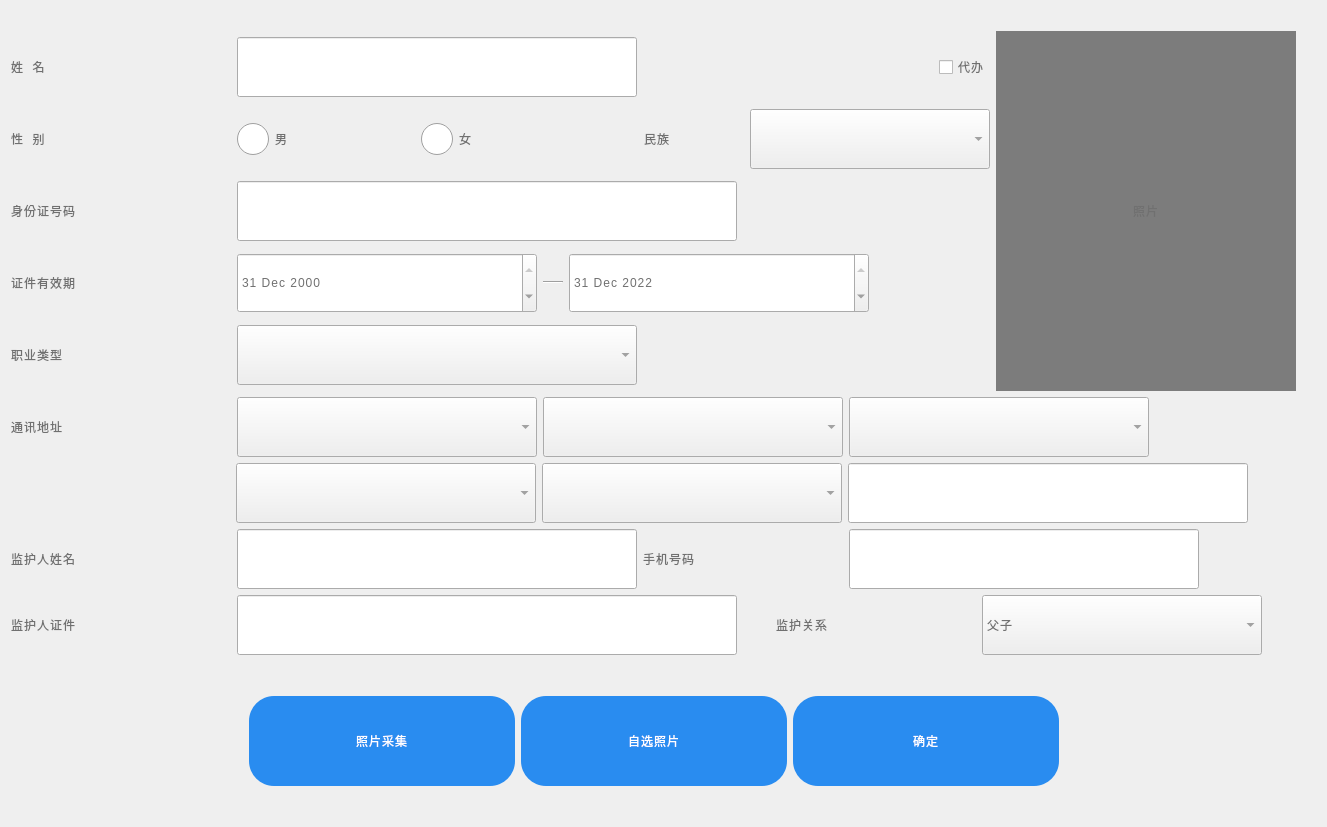
Before: the Qt Designer form SSCard_System/uc_inputidcardinfo.ui in leithergit/SSCard_System, drawn with Qt 5.
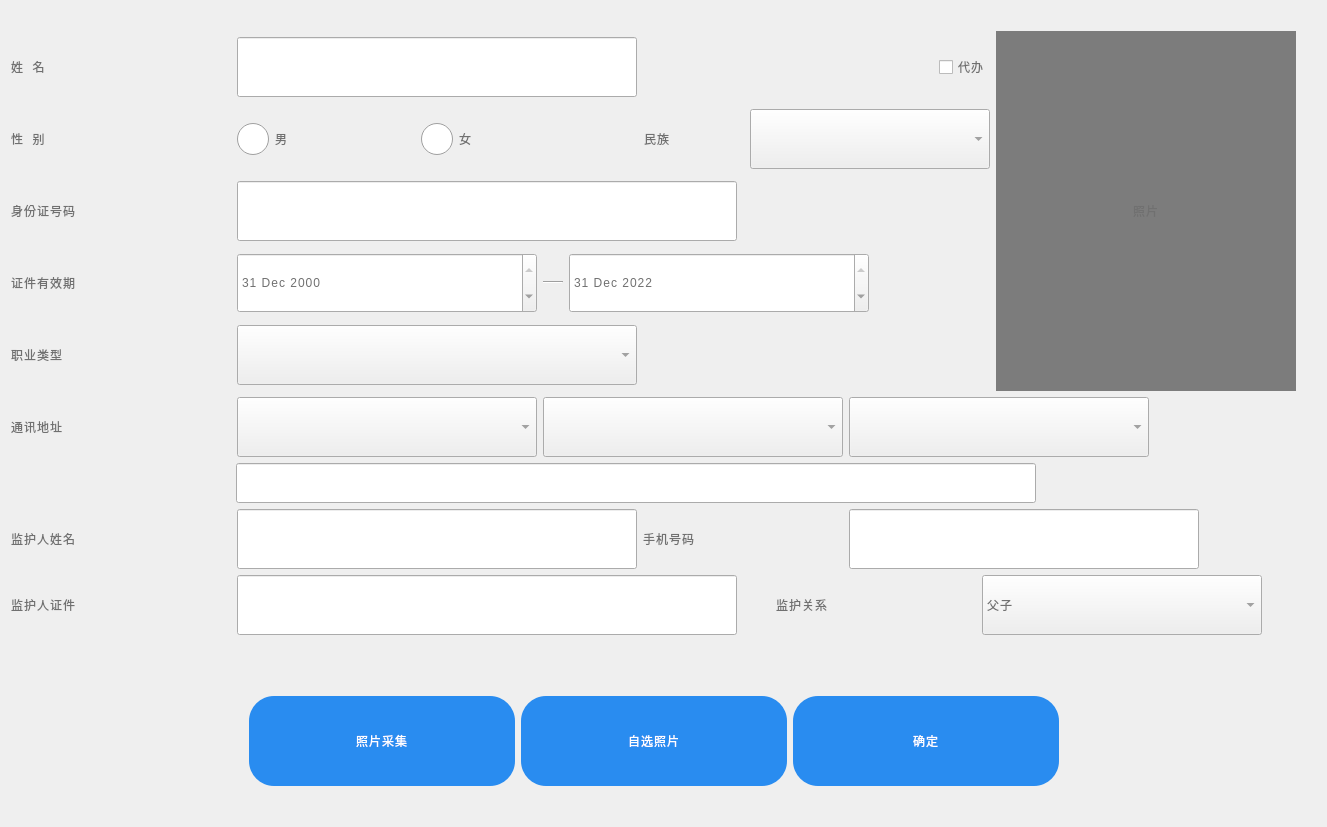
After: the same form once the commit is applied. Icons and pictures are not drawn.

What changed in the file:
```diff
--- a/SSCard_System/uc_inputidcardinfo.ui
+++ b/SSCard_System/uc_inputidcardinfo.ui
@@ -661,55 +661,17 @@
              </property>
             </spacer>
            </item>
-           <item>
-            <widget class="QComboBox" name="comboBox_Town">
-             <property name="minimumSize">
-              <size>
-               <width>300</width>
-               <height>60</height>
-              </size>
-             </property>
-             <property name="maximumSize">
-              <size>
-               <width>300</width>
-               <height>16777215</height>
-              </size>
-             </property>
-             <property name="styleSheet">
-              <string notr="true"/>
-             </property>
-            </widget>
-           </item>
-           <item>
-            <widget class="QComboBox" name="comboBox_Street">
-             <property name="minimumSize">
-              <size>
-               <width>300</width>
-               <height>60</height>
-              </size>
-             </property>
-             <property name="maximumSize">
-              <size>
-               <width>300</width>
-               <height>60</height>
-              </size>
-             </property>
-             <property name="styleSheet">
-              <string notr="true"/>
-             </property>
-            </widget>
-           </item>
            <item>
             <widget class="QLineEdit" name="lineEdit_Address">
              <property name="minimumSize">
               <size>
-               <width>400</width>
+               <width>800</width>
                <height>40</height>
               </size>
              </property>
              <property name="maximumSize">
               <size>
-               <width>400</width>
+               <width>6555</width>
                <height>60</height>
               </size>
              </property>
```
